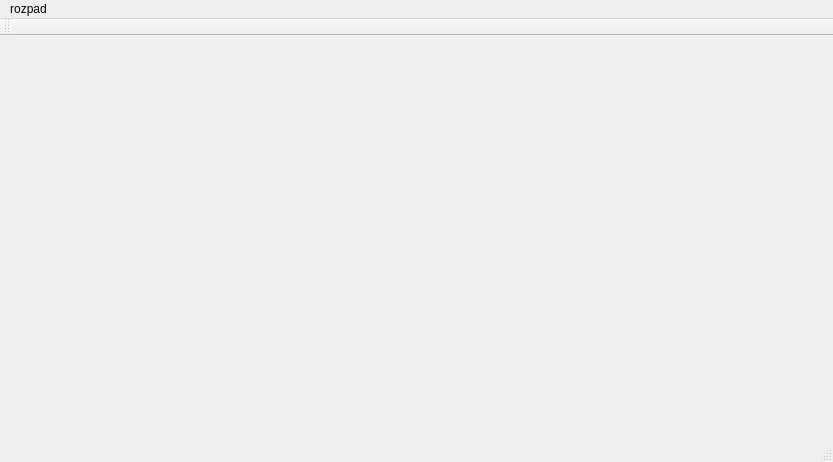
Qt form mainwindow.ui (ssysek/rozpadd) before a commit.
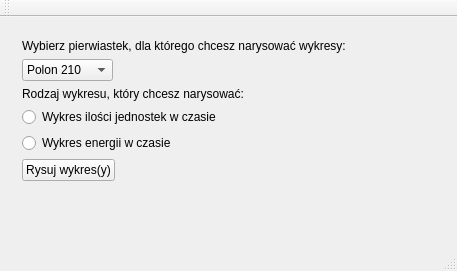
The same form after that commit.

```diff
--- a/mainwindow.ui
+++ b/mainwindow.ui
@@ -6,20 +6,103 @@
    <rect>
     <x>0</x>
     <y>0</y>
-    <width>833</width>
-    <height>462</height>
+    <width>457</width>
+    <height>271</height>
    </rect>
   </property>
   <property name="windowTitle">
    <string>MainWindow</string>
   </property>
-  <widget class="QWidget" name="centralWidget"/>
+  <widget class="QWidget" name="centralWidget">
+   <layout class="QGridLayout" name="gridLayout_2">
+    <item row="0" column="1">
+     <widget class="QFrame" name="gridFrame">
+      <layout class="QFormLayout" name="formLayout">
+       <item row="1" column="0">
+        <widget class="QComboBox" name="pierwiastkiBox">
+         <item>
+          <property name="text">
+           <string>Polon 210</string>
+          </property>
+         </item>
+         <item>
+          <property name="text">
+           <string>Astat 209</string>
+          </property>
+         </item>
+         <item>
+          <property name="text">
+           <string>Radon 210</string>
+          </property>
+         </item>
+         <item>
+          <property name="text">
+           <string>Frans 221</string>
+          </property>
+         </item>
+         <item>
+          <property name="text">
+           <string>Rad 224</string>
+          </property>
+         </item>
+         <item>
+          <property name="text">
+           <string>Aktyn 225</string>
+          </property>
+         </item>
+         <item>
+          <property name="text">
+           <string>Tor 227</string>
+          </property>
+         </item>
+        </widget>
+       </item>
+       <item row="0" column="0">
+        <widget class="QLabel" name="label">
+         <property name="text">
+          <string>Wybierz pierwiastek, dla którego chcesz narysować wykresy:</string>
+         </property>
+        </widget>
+       </item>
+       <item row="3" column="0">
+        <widget class="QRadioButton" name="wykresJ">
+         <property name="text">
+          <string>Wykres ilości jednostek w czasie</string>
+         </property>
+        </widget>
+       </item>
+       <item row="4" column="0">
+        <widget class="QRadioButton" name="wykresE">
+         <property name="text">
+          <string>Wykres energii w czasie</string>
+         </property>
+        </widget>
+       </item>
+       <item row="2" column="0">
+        <widget class="QLabel" name="label_2">
+         <property name="text">
+          <string>Rodzaj wykresu, który chcesz narysować:</string>
+         </property>
+        </widget>
+       </item>
+       <item row="5" column="0">
+        <widget class="QPushButton" name="rysujWykres">
+         <property name="text">
+          <string>Rysuj wykres(y)</string>
+         </property>
+        </widget>
+       </item>
+      </layout>
+     </widget>
+    </item>
+   </layout>
+  </widget>
   <widget class="QToolBar" name="mainToolBar">
    <attribute name="toolBarArea">
     <enum>TopToolBarArea</enum>
    </attribute>
    <attribute name="toolBarBreak">
-    <bool>false</bool>
+    <bool>true</bool>
    </attribute>
   </widget>
   <widget class="QStatusBar" name="statusBar"/>
@@ -28,16 +111,10 @@
     <rect>
      <x>0</x>
      <y>0</y>
-     <width>833</width>
+     <width>457</width>
      <height>22</height>
     </rect>
    </property>
-   <widget class="QMenu" name="menurozpad">
-    <property name="title">
-     <string>rozpad</string>
-    </property>
-   </widget>
-   <addaction name="menurozpad"/>
   </widget>
  </widget>
  <layoutdefault spacing="6" margin="11"/>
```
